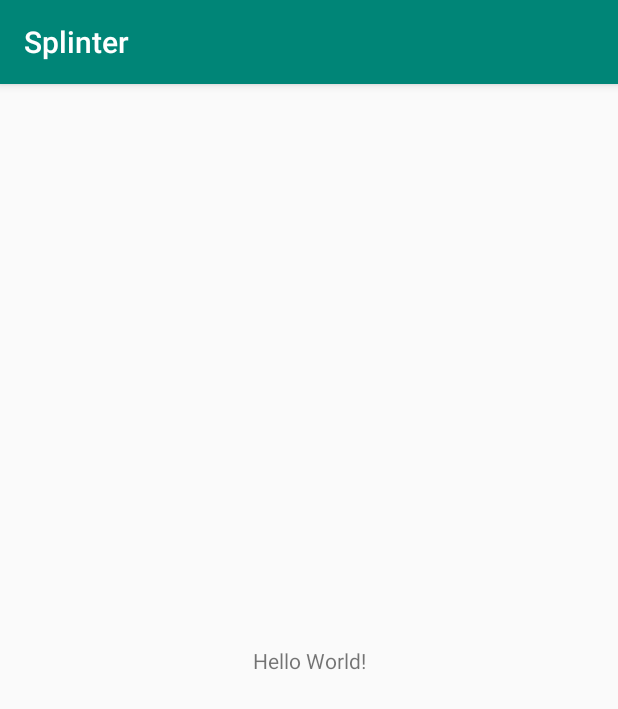
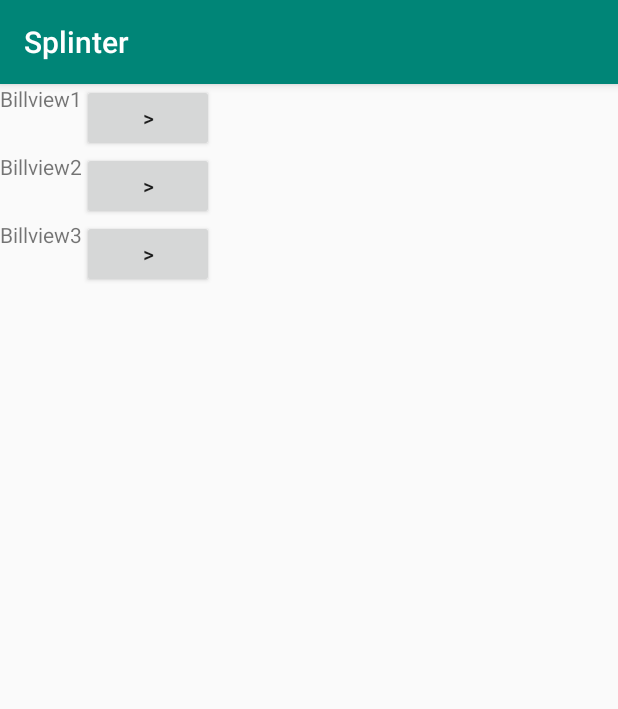
Before and after one commit to gamidiv10/Splinter, an Android app: the screen it shows after launch (MainActivity), on a phone screen of 412 x 824 dp. Shown: the top 709 px of the screen. Run offline under Robolectric (Android 15) with nearby library versions, the phone set to English and light mode, and no system bars.

Commit message:
Intial commit for View Bills page

```diff
--- a/app/build.gradle
+++ b/app/build.gradle
@@ -26,4 +26,5 @@ dependencies {
     testImplementation 'junit:junit:4.12'
     androidTestImplementation 'androidx.test.ext:junit:1.1.0'
     androidTestImplementation 'androidx.test.espresso:espresso-core:3.1.1'
+
 }
--- a/app/src/main/res/layout/activity_main.xml
+++ b/app/src/main/res/layout/activity_main.xml
@@ -1,18 +1,55 @@
 <?xml version="1.0" encoding="utf-8"?>
-<androidx.constraintlayout.widget.ConstraintLayout xmlns:android="http://schemas.android.com/apk/res/android"
+<RelativeLayout xmlns:android="http://schemas.android.com/apk/res/android"
     xmlns:app="http://schemas.android.com/apk/res-auto"
     xmlns:tools="http://schemas.android.com/tools"
     android:layout_width="match_parent"
     android:layout_height="match_parent"
     tools:context=".MainActivity">
 
-    <TextView
-        android:layout_width="wrap_content"
-        android:layout_height="wrap_content"
-        android:text="Hello World!"
-        app:layout_constraintBottom_toBottomOf="parent"
-        app:layout_constraintLeft_toLeftOf="parent"
-        app:layout_constraintRight_toRightOf="parent"
-        app:layout_constraintTop_toTopOf="parent" />
 
-</androidx.constraintlayout.widget.ConstraintLayout>
+        <TextView
+            android:id="@+id/Bill1"
+            android:layout_width="wrap_content"
+            android:layout_height="45dp"
+            android:layout_centerHorizontal="false"
+            android:text="Billview1"></TextView>
+
+
+        <TextView
+            android:id="@+id/Bill2"
+            android:layout_width="wrap_content"
+            android:layout_height="45dp"
+            android:layout_below="@+id/Bill1"
+            android:text="Billview2"></TextView>
+
+        <TextView
+            android:id="@+id/Bill3"
+            android:layout_width="wrap_content"
+            android:layout_height="45dp"
+            android:layout_below="@+id/Bill2"
+            android:text="Billview3"></TextView>
+
+        <Button
+            android:id="@+id/button"
+            android:layout_width="wrap_content"
+            android:layout_height="45dp"
+            android:layout_toRightOf="@id/Bill1"
+            android:text=">"></Button>
+
+        <Button
+            android:id="@+id/button2"
+            android:layout_width="wrap_content"
+            android:layout_height="45dp"
+            android:layout_toRightOf="@id/Bill2"
+            android:layout_below="@+id/Bill1"
+            android:text=">"></Button>
+
+        <Button
+            android:id="@+id/button3"
+            android:layout_width="wrap_content"
+            android:layout_height="45dp"
+            android:layout_toRightOf="@id/Bill3"
+            android:layout_below="@+id/Bill2"
+            android:text=">"></Button>
+
+</RelativeLayout>
```
Also changed, not shown: build.gradle (line endings or trailing spaces).
